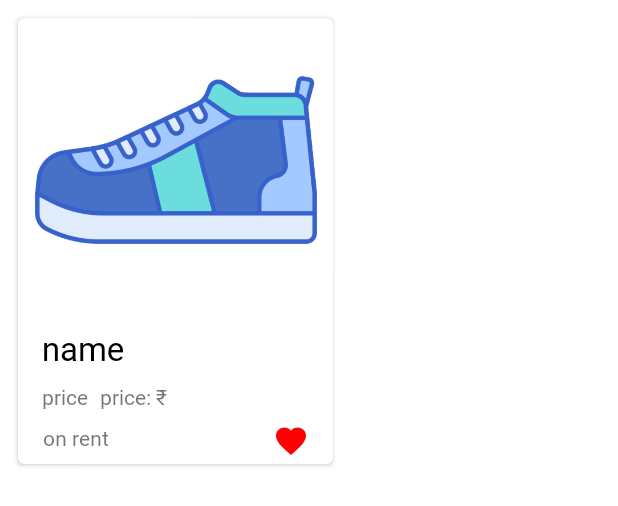
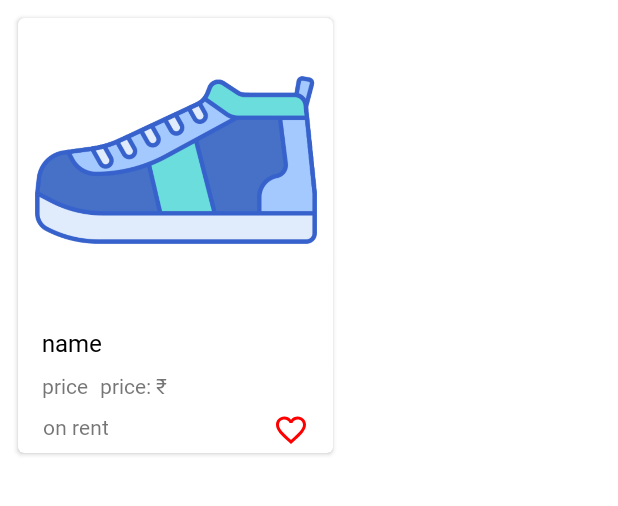
Before and after one commit to pratikKataria/Jugaad, an Android app: the layout card_view_each_items_rv.xml on its own in the app's theme, with its tools: preview values and no code run, on a phone screen of 412 x 824 dp. Shown: the top 506 px of the screen. Run offline under Robolectric (Android 15) with nearby library versions, the phone set to English and light mode, and no system bars.

Commit message:
General - Page under Construction Layout Added

```diff
--- a/app/src/main/java/com/tricky__tweaks/jugaad/activity/Login/Login.java
+++ b/app/src/main/java/com/tricky__tweaks/jugaad/activity/Login/Login.java
@@ -9,11 +9,8 @@ import android.widget.ProgressBar;
 import android.widget.TextView;
 import android.widget.Toast;
 
-import androidx.annotation.NonNull;
 import androidx.appcompat.app.AppCompatActivity;
 
-import com.google.android.gms.tasks.OnCompleteListener;
-import com.google.android.gms.tasks.Task;
 import com.google.android.material.button.MaterialButton;
 import com.google.firebase.auth.FirebaseAuth;
 import com.google.firebase.auth.FirebaseAuthInvalidCredentialsException;
--- a/app/src/main/java/com/tricky__tweaks/jugaad/activity/Login/SignUp.java
+++ b/app/src/main/java/com/tricky__tweaks/jugaad/activity/Login/SignUp.java
@@ -1,6 +1,5 @@
 package com.tricky__tweaks.jugaad.activity.Login;
 
-import androidx.annotation.NonNull;
 import androidx.appcompat.app.AppCompatActivity;
 
 import android.content.Intent;
@@ -11,8 +10,6 @@ import android.widget.ProgressBar;
 import android.widget.TextView;
 import android.widget.Toast;
 
-import com.google.android.gms.tasks.OnCompleteListener;
-import com.google.android.gms.tasks.Task;
 import com.google.android.material.button.MaterialButton;
 import com.google.firebase.auth.FirebaseAuth;
 import com.google.firebase.auth.FirebaseAuthInvalidCredentialsException;
@@ -21,7 +18,6 @@ import com.google.firebase.auth.FirebaseAuthUserCollisionException;
 import com.google.firebase.auth.FirebaseAuthWeakPasswordException;
 import com.google.firebase.database.DatabaseReference;
 import com.google.firebase.database.FirebaseDatabase;
-import com.google.firebase.firestore.DocumentReference;
 import com.google.firebase.firestore.FirebaseFirestore;
 import com.tricky__tweaks.jugaad.R;
 import com.tricky__tweaks.jugaad.activity.Main.MainActivity;
--- a/app/src/main/java/com/tricky__tweaks/jugaad/activity/Main/categories/FootwearActivity.java
+++ b/app/src/main/java/com/tricky__tweaks/jugaad/activity/Main/categories/FootwearActivity.java
@@ -3,7 +3,6 @@ package com.tricky__tweaks.jugaad.activity.Main.categories;
 import androidx.annotation.NonNull;
 import androidx.appcompat.app.AppCompatActivity;
 import androidx.recyclerview.widget.GridLayoutManager;
-import androidx.recyclerview.widget.LinearLayoutManager;
 import androidx.recyclerview.widget.RecyclerView;
 
 import android.content.Intent;
--- a/app/src/main/java/com/tricky__tweaks/jugaad/adapter/EachCategoryRecyclerAdapter.java
+++ b/app/src/main/java/com/tricky__tweaks/jugaad/adapter/EachCategoryRecyclerAdapter.java
@@ -12,6 +12,7 @@ import androidx.recyclerview.widget.RecyclerView;
 import com.bumptech.glide.Glide;
 import com.tricky__tweaks.jugaad.Model.EachItemDataModel;
 import com.tricky__tweaks.jugaad.R;
+import com.tricky__tweaks.jugaad.Utility.Utility;
 
 import java.util.ArrayList;
 
@@ -117,7 +118,7 @@ public class EachCategoryRecyclerAdapter extends RecyclerView.Adapter<RecyclerVi
         }
 
         public void setCardView(String name, String price, String url) {
-            textViewItemName.setText(name);
+            textViewItemName.setText(Utility.toTitleCase(name));
             textViewItemPrice.setText(price);
 
             Glide.with(context).load(url).into(imageViewItemImage);
--- /dev/null
+++ b/app/src/main/res/drawable/color_state_listener.xml
@@ -0,0 +1,6 @@
+<?xml version="1.0" encoding="utf-8"?>
+<selector xmlns:android="http://schemas.android.com/apk/res/android">
+    <item android:state_pressed="true"
+        android:drawable="@drawable/ic_favorite_black_24dp"/> <!-- pressed -->
+    <item android:drawable="@drawable/ic_favorite_border"/> <!-- default -->
+</selector>
--- /dev/null
+++ b/app/src/main/res/drawable/ic_favorite_border.xml
@@ -0,0 +1,9 @@
+<vector xmlns:android="http://schemas.android.com/apk/res/android"
+        android:width="24dp"
+        android:height="24dp"
+        android:viewportWidth="24.0"
+        android:viewportHeight="24.0">
+    <path
+        android:fillColor="#FF0000"
+        android:pathData="M16.5,3c-1.74,0 -3.41,0.81 -4.5,2.09C10.91,3.81 9.24,3 7.5,3 4.42,3 2,5.42 2,8.5c0,3.78 3.4,6.86 8.55,11.54L12,21.35l1.45,-1.32C18.6,15.36 22,12.28 22,8.5 22,5.42 19.58,3 16.5,3zM12.1,18.55l-0.1,0.1 -0.1,-0.1C7.14,14.24 4,11.39 4,8.5 4,6.5 5.5,5 7.5,5c1.54,0 3.04,0.99 3.57,2.36h1.87C13.46,5.99 14.96,5 16.5,5c2,0 3.5,1.5 3.5,3.5 0,2.89 -3.14,5.74 -7.9,10.05z"/>
+</vector>
--- a/app/src/main/res/layout/card_view_each_items_rv.xml
+++ b/app/src/main/res/layout/card_view_each_items_rv.xml
@@ -33,7 +33,7 @@
             android:layout_marginStart="16dp"
             android:layout_marginTop="16dp"
             android:text="name"
-            android:textSize="22dp"
+            android:textSize="16dp"
             android:textColor="@color/black"
             android:fontFamily="@font/avenir_next_demi_bold"
             app:layout_constraintEnd_toEndOf="parent"
@@ -81,7 +81,7 @@
             android:layout_marginEnd="16dp"
             android:background="?attr/selectableItemBackgroundBorderless"
             android:clickable="true"
-            android:src="@drawable/ic_favorite_black_24dp"
+            android:src="@drawable/color_state_listener"
             app:layout_constraintBottom_toBottomOf="@+id/rv_text_view3"
             app:layout_constraintEnd_toEndOf="parent"
             app:layout_constraintTop_toTopOf="@+id/rv_text_view3"
--- a/app/src/main/res/layout/fragment_about.xml
+++ b/app/src/main/res/layout/fragment_about.xml
@@ -5,9 +5,6 @@
     android:layout_height="match_parent"
     tools:context=".activity.Main.UserOptions.fragment.AboutFragment">
 
-    <!-- TODO: Update blank fragment layout -->
-    <TextView
-        android:layout_width="match_parent"
-        android:layout_height="match_parent" />
+    <include layout="@layout/page_under_construction_layout"/>
 
 </FrameLayout>
```
Also changed, not shown: app/src/main/java/com/tricky__tweaks/jugaad/Utility/Utility.java (added, +33 -0 lines), app/src/main/java/com/tricky__tweaks/jugaad/activity/Main/UserOptions/activity/PlaceItemOrderActivity.java (+3 -28 lines), app/src/main/res/drawable/ic_back_button.xml (added, +9 -0 lines), app/src/main/res/layout/fragment_contact_us.xml (+4 -6 lines), app/src/main/res/layout/page_under_construction_layout.xml (added, +56 -0 lines), app/src/main/res/drawable-v24/pale_waiting.png (added).
